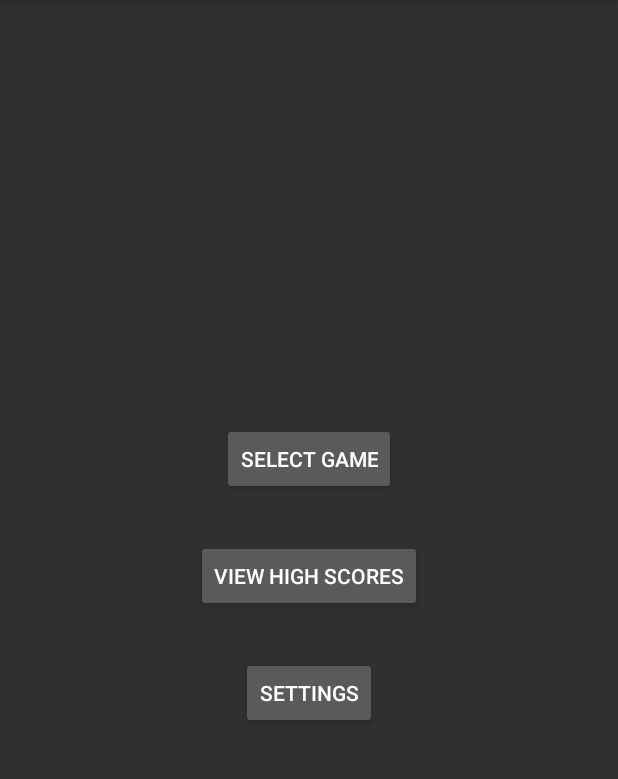
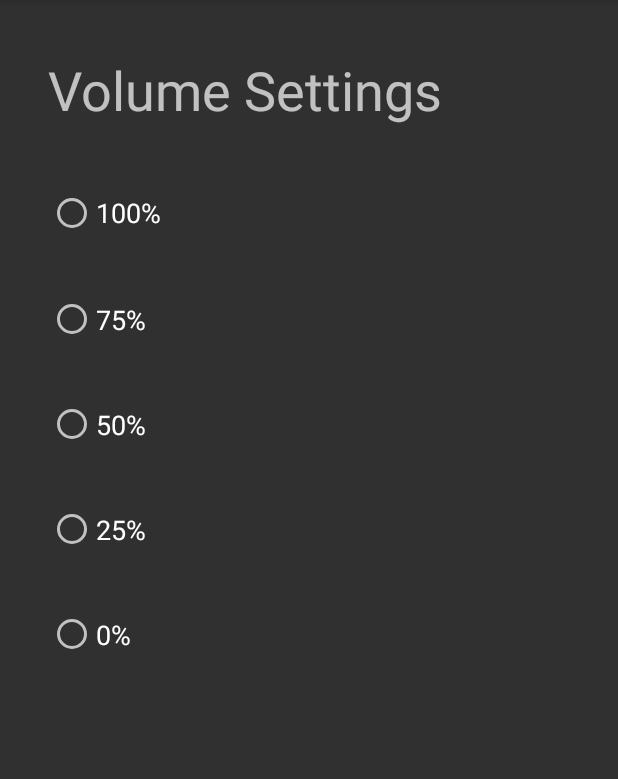
Before and after one commit to arbaird/FunNums, an Android app: the screen it shows after launch (MainMenuActivity before the commit, SettingsActivity after it), after a tap on "SETTINGS", on a phone screen of 412 x 824 dp, the part 84-863 px from its top. Run offline under Robolectric (Android 15) with nearby library versions, the phone set to English and light mode, and no system bars; our stand-ins replace Firebase (no records; nobody signed in at launch, a user with empty details on screens opened directly); pictures from the network do not load; 2 statements that could not run were skipped.

Commit message:
settings screen with radio buttons added. Volume gobal variable added

```diff
--- a/app/src/main/AndroidManifest.xml
+++ b/app/src/main/AndroidManifest.xml
@@ -31,6 +31,10 @@
             android:screenOrientation="portrait">
         </activity>
 
+        <activity android:name="com.funnums.funnums.maingame.SettingsActivity"
+            android:screenOrientation="portrait">
+        </activity>
+
     </application>
 
 </manifest>
--- a/app/src/main/java/com/funnums/funnums/maingame/GameView.java
+++ b/app/src/main/java/com/funnums/funnums/maingame/GameView.java
@@ -50,6 +50,7 @@ public class GameView extends SurfaceView implements Runnable {
     //For sound effects
     private static SoundPool soundPool;
     private int pauseId;
+    public int volume;
 
     // For drawing
     private Paint paint;
@@ -98,6 +99,7 @@ public class GameView extends SurfaceView implements Runnable {
         //set up sound effects
         soundPool = new SoundPool(3, AudioManager.STREAM_MUSIC,0);
         pauseId = soundPool.load(context, R.raw.pause,1);
+        volume=1;
 
 
         //Bitmap backdrop = loadBitmap("rounded.png", true);
@@ -315,4 +317,5 @@ public class GameView extends SurfaceView implements Runnable {
         });
     }
 
+
 }
--- a/app/src/main/java/com/funnums/funnums/maingame/MainMenuActivity.java
+++ b/app/src/main/java/com/funnums/funnums/maingame/MainMenuActivity.java
@@ -132,9 +132,11 @@ public class MainMenuActivity extends AppCompatActivity {
         startActivity(i);
     }
 
-    /*Empty for now*/
     public void onPressedSettings(View v) {
         Log.d(TAG, "[SETTINGS] pressed");
+        Intent i = new Intent(this, SettingsActivity.class);
+        // Start our GameActivity class via the Intent
+        startActivity(i);
     }
 
 
--- /dev/null
+++ b/app/src/main/java/com/funnums/funnums/maingame/SettingsActivity.java
@@ -0,0 +1,69 @@
+package com.funnums.funnums.maingame;
+
+import android.content.Context;
+import android.content.SharedPreferences;
+import android.media.AudioManager;
+import android.media.SoundPool;
+import android.os.Bundle;
+import android.support.annotation.IdRes;
+import android.support.v7.app.AppCompatActivity;
+import android.util.Log;
+import android.widget.RadioButton;
+import android.widget.RadioGroup;
+
+import com.funnums.funnums.R;
+
+/**
+ * Created by alanking on 11/27/17.
+ */
+
+public class SettingsActivity extends AppCompatActivity {
+    public static final String TAG = "Settings";
+    private static RadioGroup rgroup;
+    private static RadioButton high,high_mid,mid,mid_low,noSound;
+    static SharedPreferences prefs;
+    private SoundPool soundPool;
+    private int bubblePopId;
+
+
+    @Override
+    protected void onCreate(Bundle savedInstanceState) {
+        Log.d(TAG, "Beginning of onCreate");
+        super.onCreate(savedInstanceState);
+        setContentView(R.layout.settings);
+
+        Context context = GameActivity.gameView.context;
+        soundPool = new SoundPool(1, AudioManager.STREAM_MUSIC,0);
+        bubblePopId = soundPool.load(context,R.raw.bubble,1);
+
+        //prefs = getSharedPreferences("HighScore", MODE_PRIVATE);
+        //final SharedPreferences.Editor editor = prefs.edit();
+
+        rgroup = (RadioGroup)findViewById(R.id.volumeGroup);
+        rgroup.setOnCheckedChangeListener(new RadioGroup.OnCheckedChangeListener() {
+            @Override
+            public void onCheckedChanged(RadioGroup radioGroup, @IdRes int i) {
+                RadioButton rb = (RadioButton) findViewById(i);
+                switch (i) {
+                    case R.id.high:
+                        soundPool.play(bubblePopId, 1, 1, 1, 0, 1);
+                        break;
+                    case R.id.mid_high:
+                        soundPool.play(bubblePopId, 0.75f, 0.75f, 1, 0, 1);
+                        break;
+                    case R.id.mid:
+                        soundPool.play(bubblePopId, 0.5f, 0.5f, 1, 0, 1);
+                        break;
+                    case R.id.mid_low:
+                        soundPool.play(bubblePopId, 0.25f, 0.25f, 1, 0, 1);
+                        break;
+                    case R.id.noSound:
+                        soundPool.play(bubblePopId, 0, 0, 1, 0, 1);
+                        break;
+                }
+            }
+        });
+        Log.d(TAG, "End of onCreate");
+    }
+
+}
--- a/app/src/main/java/com/funnums/funnums/minigames/BalloonGame.java
+++ b/app/src/main/java/com/funnums/funnums/minigames/BalloonGame.java
@@ -2,6 +2,7 @@ package com.funnums.funnums.minigames;
 
 import android.graphics.Canvas;
 import android.graphics.Color;
+import android.media.SoundPool;
 import android.util.Log;
 import android.graphics.Paint;
 import android.view.MotionEvent;
@@ -74,6 +75,11 @@ public class BalloonGame extends MiniGame {
 
     //Optimal bubble radius
     private int bRadius;
+
+    //for implementing sound effects
+    private SoundPool soundPool;
+    private int volume;
+
 
 
     private int balloonsProcessed;
--- /dev/null
+++ b/app/src/main/res/layout/settings.xml
@@ -0,0 +1,67 @@
+<?xml version="1.0" encoding="utf-8"?>
+<RelativeLayout xmlns:android="http://schemas.android.com/apk/res/android"
+    android:layout_width="match_parent"
+    android:layout_height="match_parent">
+
+    <RadioGroup
+        android:id="@+id/volumeGroup"
+        android:layout_width="wrap_content"
+        android:layout_height="wrap_content"
+        android:layout_alignLeft="@+id/textView3"
+        android:layout_alignStart="@+id/textView3"
+        android:layout_below="@+id/textView3"
+        android:layout_marginTop="22dp">
+
+        <RadioButton
+            android:id="@+id/high"
+            android:layout_width="match_parent"
+            android:layout_height="72dp"
+            android:text="100%"
+            android:textSize="18sp" />
+
+        <RadioButton
+            android:id="@+id/mid_high"
+            android:layout_width="match_parent"
+            android:layout_height="70dp"
+            android:layout_weight="1"
+            android:text="75%"
+            android:textSize="18sp" />
+
+        <RadioButton
+            android:id="@+id/mid"
+            android:layout_width="match_parent"
+            android:layout_height="70dp"
+            android:layout_weight="1"
+            android:text="50%"
+            android:textSize="18sp" />
+
+        <RadioButton
+            android:id="@+id/mid_low"
+            android:layout_width="match_parent"
+            android:layout_height="70dp"
+            android:layout_weight="1"
+            android:text="25%"
+            android:textSize="18sp" />
+
+        <RadioButton
+            android:id="@+id/noSound"
+            android:layout_width="match_parent"
+            android:layout_height="70dp"
+            android:layout_weight="1"
+            android:text="0%"
+            android:textSize="18sp" />
+    </RadioGroup>
+
+    <TextView
+        android:id="@+id/textView3"
+        android:layout_width="wrap_content"
+        android:layout_height="wrap_content"
+        android:layout_marginTop="35dp"
+        android:text="Volume Settings"
+        android:textSize="36sp"
+        android:layout_alignParentTop="true"
+        android:layout_alignParentLeft="true"
+        android:layout_alignParentStart="true"
+        android:layout_marginLeft="32dp"
+        android:layout_marginStart="32dp" />
+</RelativeLayout>
```
Also changed, not shown: app/src/main/java/com/funnums/funnums/minigames/BubbleGame.java (+7 -4 lines), 5 other files.
